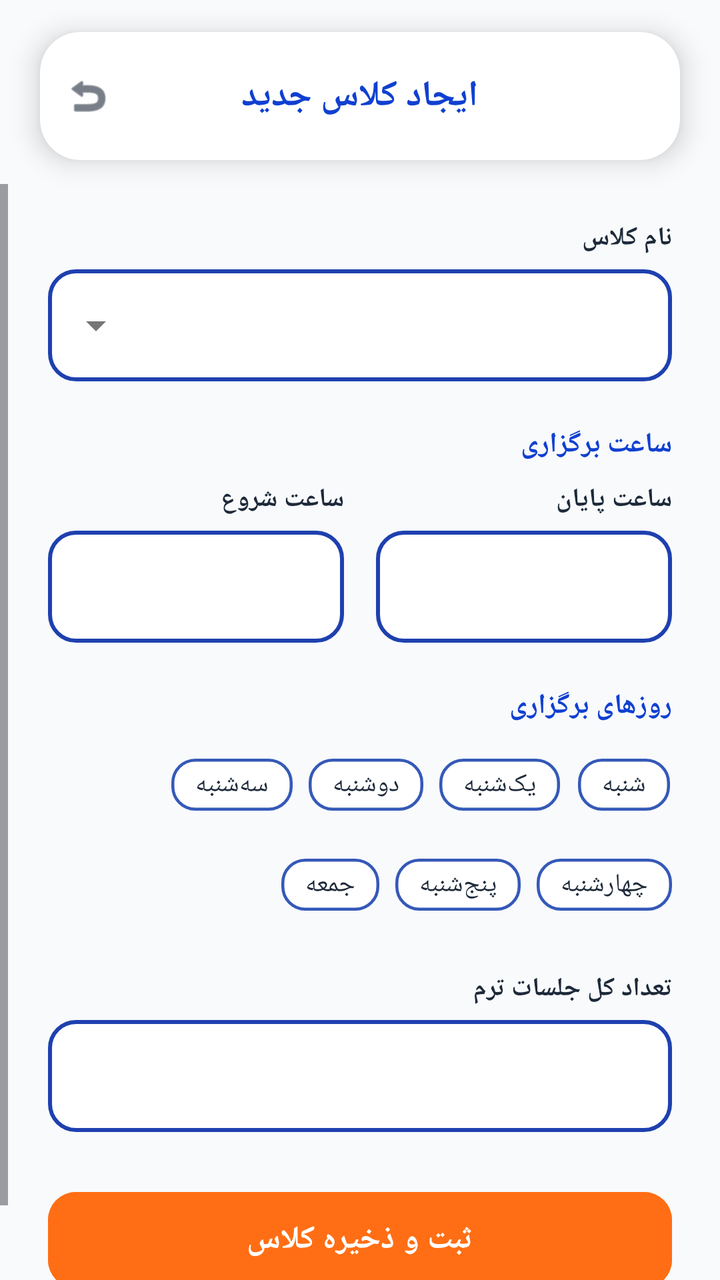
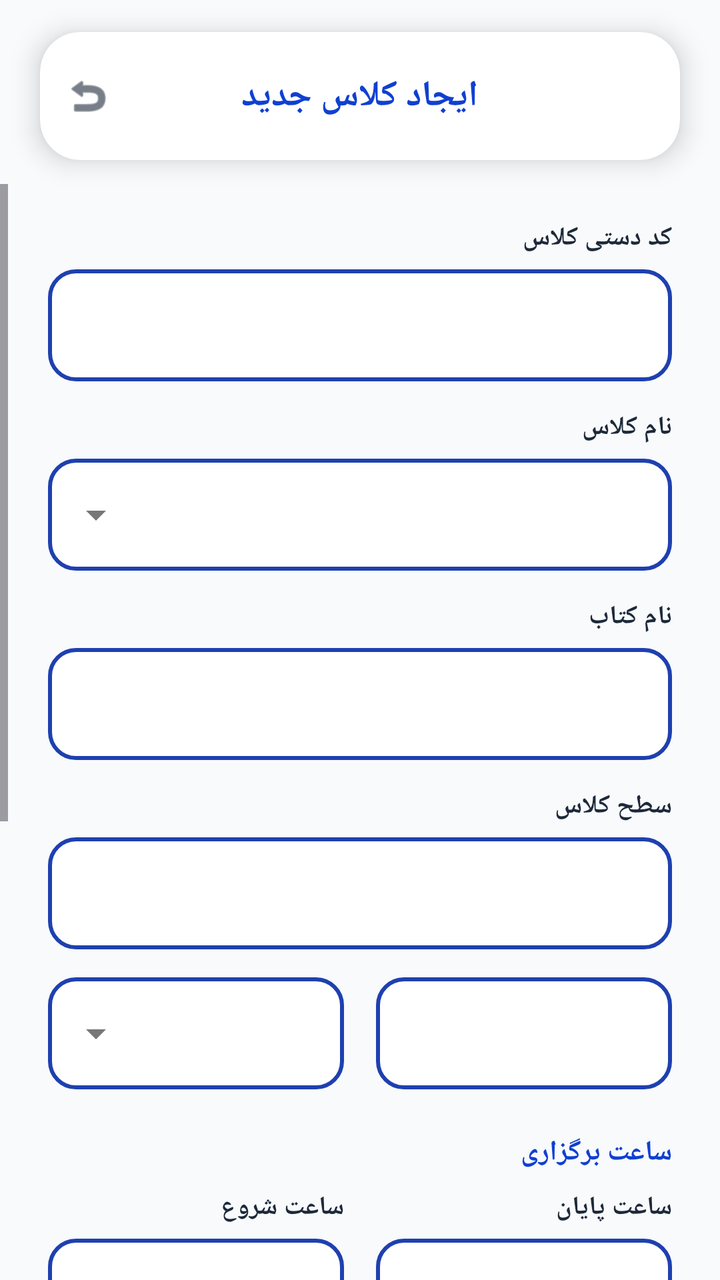

The first picture is an Android layout as it rendered before a commit; the second is the same layout after the commit. The layout source and the unified diff follow.
<!-- AndroidManifest.xml: application theme Theme.BB -->
<!-- res/layout/activity_add_edit_class.xml -->
<?xml version="1.0" encoding="utf-8"?>
<androidx.constraintlayout.widget.ConstraintLayout
    xmlns:android="http://schemas.android.com/apk/res/android"
    xmlns:app="http://schemas.android.com/apk/res-auto"
    android:layout_width="match_parent"
    android:layout_height="match_parent"
    android:background="@drawable/app_global_background"
    android:fitsSystemWindows="true"
    android:layoutDirection="rtl">

    <com.google.android.material.card.MaterialCardView
        android:id="@+id/topBarClassEdit"
        android:layout_width="match_parent"
        android:layout_height="64dp"
        android:layout_marginHorizontal="20dp"
        android:layout_marginTop="16dp"
        app:cardBackgroundColor="@color/card_background"
        app:cardCornerRadius="20dp"
        app:cardElevation="8dp"
        app:layout_constraintEnd_toEndOf="parent"
        app:layout_constraintStart_toStartOf="parent"
        app:layout_constraintTop_toTopOf="parent"
        app:strokeWidth="0dp">

        <RelativeLayout
            android:layout_width="match_parent"
            android:layout_height="match_parent">

            <ImageView
                android:id="@+id/btnClassEditBack"
                android:layout_width="48dp"
                android:layout_height="48dp"
                android:layout_alignParentLeft="true"
                android:layout_centerVertical="true"
                android:background="?android:attr/selectableItemBackgroundBorderless"
                android:clickable="true"
                android:focusable="true"
                android:padding="12dp"
                android:src="@android:drawable/ic_menu_revert"
                app:tint="@color/main_text" />

            <TextView
                android:id="@+id/tvClassEditTitle"
                android:layout_width="wrap_content"
                android:layout_height="wrap_content"
                android:layout_centerInParent="true"
                android:text="ایجاد کلاس جدید"
                android:textColor="@color/title_blue"
                android:textSize="18sp"
                android:textStyle="bold" />
        </RelativeLayout>
    </com.google.android.material.card.MaterialCardView>

    <ScrollView
        android:layout_width="match_parent"
        android:layout_height="0dp"
        android:layout_marginTop="12dp"
        android:fillViewport="true"
        app:layout_constraintBottom_toBottomOf="parent"
        app:layout_constraintTop_toBottomOf="@id/topBarClassEdit">

        <LinearLayout
            android:layout_width="match_parent"
            android:layout_height="wrap_content"
            android:orientation="vertical"
            android:paddingHorizontal="24dp"
            android:paddingTop="4dp"
            android:paddingBottom="32dp">

            <TextView
                style="@style/ClassFormLabel"
                android:text="نام کلاس" />

            <com.google.android.material.textfield.TextInputLayout
                style="@style/ClassFormOutlinedBox.ExposedDropdown"
                android:layout_width="match_parent"
                android:layout_height="wrap_content">

                <com.google.android.material.textfield.MaterialAutoCompleteTextView
                    android:id="@+id/spinnerClassName"
                    android:layout_width="match_parent"
                    android:layout_height="56dp"
                    android:gravity="center_vertical"
                    android:inputType="none"
                    android:paddingStart="16dp"
                    android:paddingEnd="16dp"
                    android:textColor="@color/main_text"
                    android:textDirection="firstStrong" />
            </com.google.android.material.textfield.TextInputLayout>

            <TextView
                style="@style/ClassFormSectionTitle"
                android:text="ساعت برگزاری" />

            <LinearLayout
                android:layout_width="match_parent"
                android:layout_height="wrap_content"
                android:layoutDirection="ltr"
                android:orientation="horizontal"
                android:weightSum="2">

                <LinearLayout
                    android:layout_width="0dp"
                    android:layout_height="wrap_content"
                    android:layout_marginEnd="8dp"
                    android:layout_weight="1"
                    android:orientation="vertical">

                    <TextView
                        style="@style/ClassFormLabel"
                        android:layout_marginTop="0dp"
                        android:text="ساعت شروع" />

                    <com.google.android.material.textfield.TextInputLayout
                        style="@style/ClassFormOutlinedBox"
                        android:layout_width="match_parent"
                        android:layout_height="wrap_content">

                        <com.google.android.material.textfield.TextInputEditText
                            android:id="@+id/etStartTime"
                            android:layout_width="match_parent"
                            android:layout_height="56dp"
                            android:digits="0123456789۰۱۲۳۴۵۶۷۸۹٠١٢٣٤٥٦٧٨٩:"
                            android:gravity="center"
                            android:imeOptions="actionNext"
                            android:inputType="number"
                            android:maxLength="5"
                            android:singleLine="true"
                            android:textColor="@color/main_text"
                            android:textDirection="ltr"
                            android:textSize="16sp"
                            android:textStyle="bold" />
                    </com.google.android.material.textfield.TextInputLayout>
                </LinearLayout>

                <LinearLayout
                    android:layout_width="0dp"
                    android:layout_height="wrap_content"
                    android:layout_marginStart="8dp"
                    android:layout_weight="1"
                    android:orientation="vertical">

                    <TextView
                        style="@style/ClassFormLabel"
                        android:layout_marginTop="0dp"
                        android:text="ساعت پایان" />

                    <com.google.android.material.textfield.TextInputLayout
                        style="@style/ClassFormOutlinedBox"
                        android:layout_width="match_parent"
                        android:layout_height="wrap_content">

                        <com.google.android.material.textfield.TextInputEditText
                            android:id="@+id/etEndTime"
                            android:layout_width="match_parent"
                            android:layout_height="56dp"
                            android:digits="0123456789۰۱۲۳۴۵۶۷۸۹٠١٢٣٤٥٦٧٨٩:"
                            android:gravity="center"
                            android:imeOptions="actionNext"
                            android:inputType="number"
                            android:maxLength="5"
                            android:singleLine="true"
                            android:textColor="@color/main_text"
                            android:textDirection="ltr"
                            android:textSize="16sp"
                            android:textStyle="bold" />
                    </com.google.android.material.textfield.TextInputLayout>
                </LinearLayout>
            </LinearLayout>

            <TextView
                style="@style/ClassFormSectionTitle"
                android:text="روزهای برگزاری" />

            <com.google.android.material.chip.ChipGroup
                android:id="@+id/chipGroupDays"
                android:layout_width="match_parent"
                android:layout_height="wrap_content"
                android:layout_marginBottom="4dp"
                app:chipSpacingHorizontal="8dp"
                app:chipSpacingVertical="8dp"
                app:selectionRequired="false"
                app:singleLine="false"
                app:singleSelection="false">

                <com.google.android.material.chip.Chip android:id="@+id/chipSat" style="@style/ClassDayChip" android:text="شنبه" />
                <com.google.android.material.chip.Chip android:id="@+id/chipSun" style="@style/ClassDayChip" android:text="یک‌شنبه" />
                <com.google.android.material.chip.Chip android:id="@+id/chipMon" style="@style/ClassDayChip" android:text="دوشنبه" />
                <com.google.android.material.chip.Chip android:id="@+id/chipTue" style="@style/ClassDayChip" android:text="سه‌شنبه" />
                <com.google.android.material.chip.Chip android:id="@+id/chipWed" style="@style/ClassDayChip" android:text="چهارشنبه" />
                <com.google.android.material.chip.Chip android:id="@+id/chipThu" style="@style/ClassDayChip" android:text="پنج‌شنبه" />
                <com.google.android.material.chip.Chip android:id="@+id/chipFri" style="@style/ClassDayChip" android:text="جمعه" />
            </com.google.android.material.chip.ChipGroup>

            <TextView
                style="@style/ClassFormLabel"
                android:layout_marginTop="18dp"
                android:text="تعداد کل جلسات ترم" />

            <com.google.android.material.textfield.TextInputLayout
                style="@style/ClassFormOutlinedBox"
                android:layout_width="match_parent"
                android:layout_height="wrap_content"
                android:layout_marginBottom="26dp">

                <com.google.android.material.textfield.TextInputEditText
                    android:id="@+id/etSessionCount"
                    android:layout_width="match_parent"
                    android:layout_height="56dp"
                    android:gravity="center_vertical"
                    android:imeOptions="actionDone"
                    android:inputType="number"
                    android:maxLength="3"
                    android:paddingStart="16dp"
                    android:paddingEnd="16dp"
                    android:textColor="@color/main_text"
                    android:textSize="16sp"
                    android:textStyle="bold" />
            </com.google.android.material.textfield.TextInputLayout>

            <FrameLayout
                android:layout_width="match_parent"
                android:layout_height="56dp">

                <Button
                    android:id="@+id/btnSaveClass"
                    android:layout_width="match_parent"
                    android:layout_height="match_parent"
                    android:backgroundTint="@color/brand_orange"
                    android:text="ثبت و ذخیره کلاس"
                    android:textColor="@color/white"
                    android:textSize="16sp"
                    android:textStyle="bold"
                    app:cornerRadius="14dp" />

                <ProgressBar
                    android:id="@+id/progressSavingClass"
                    android:layout_width="28dp"
                    android:layout_height="28dp"
                    android:layout_gravity="center"
                    android:visibility="gone" />
            </FrameLayout>

        </LinearLayout>
    </ScrollView>

</androidx.constraintlayout.widget.ConstraintLayout>
<!-- resources referenced by this layout -->
<resources>
  <color name="brand_orange">#FF6E14</color>
  <color name="card_background">#FFFFFF</color>
  <color name="main_text">#1D2939</color>
  <color name="title_blue">#1040D1</color>
  <color name="white">#FFFFFFFF</color>
  <!-- drawable app_global_background (drawable) -->
  <?xml version="1.0" encoding="utf-8"?>
  <layer-list xmlns:android="http://schemas.android.com/apk/res/android">
      <item>
          <shape android:shape="rectangle">
              <solid android:color="#F8FAFC" />
          </shape>
      </item>
  </layer-list>
  <style name="ClassFormLabel">
          <item name="android:layout_width">match_parent</item>
          <item name="android:layout_height">wrap_content</item>
          <item name="android:layout_marginTop">14dp</item>
          <item name="android:layout_marginBottom">7dp</item>
          <item name="android:gravity">right|center_vertical</item>
          <item name="android:textColor">@color/main_text</item>
          <item name="android:textSize">13sp</item>
          <item name="android:textStyle">bold</item>
      </style>
  <style name="ClassFormOutlinedBox" parent="Widget.MaterialComponents.TextInputLayout.OutlinedBox">
          <item name="boxBackgroundColor">@color/card_background</item>
          <item name="boxCornerRadiusTopStart">14dp</item>
          <item name="boxCornerRadiusTopEnd">14dp</item>
          <item name="boxCornerRadiusBottomStart">14dp</item>
          <item name="boxCornerRadiusBottomEnd">14dp</item>
          <item name="boxStrokeColor">@color/class_field_stroke</item>
          <item name="boxStrokeWidth">2dp</item>
          <item name="boxStrokeWidthFocused">3dp</item>
          <item name="hintEnabled">false</item>
      </style>
  <style name="ClassFormOutlinedBox.ExposedDropdown" parent="Widget.MaterialComponents.TextInputLayout.OutlinedBox.ExposedDropdownMenu">
          <item name="boxBackgroundColor">@color/card_background</item>
          <item name="boxCornerRadiusTopStart">14dp</item>
          <item name="boxCornerRadiusTopEnd">14dp</item>
          <item name="boxCornerRadiusBottomStart">14dp</item>
          <item name="boxCornerRadiusBottomEnd">14dp</item>
          <item name="boxStrokeColor">@color/class_field_stroke</item>
          <item name="boxStrokeWidth">2dp</item>
          <item name="boxStrokeWidthFocused">3dp</item>
          <item name="hintEnabled">false</item>
      </style>
  <style name="ClassFormSectionTitle">
          <item name="android:layout_width">match_parent</item>
          <item name="android:layout_height">wrap_content</item>
          <item name="android:layout_marginTop">22dp</item>
          <item name="android:layout_marginBottom">9dp</item>
          <item name="android:gravity">right|center_vertical</item>
          <item name="android:textColor">@color/title_blue</item>
          <item name="android:textSize">14sp</item>
          <item name="android:textStyle">bold</item>
      </style>
  <style name="Theme.BB" parent="Base.Theme.BB" />
  <style name="Base.Theme.BB" parent="Theme.Material3.DayNight.NoActionBar">
          <item name="android:windowBackground">@drawable/app_global_background</item>
  
          <item name="android:windowTranslucentStatus">false</item>
          <item name="android:windowDrawsSystemBarBackgrounds">true</item>
          <item name="android:statusBarColor">@android:color/transparent</item>
          <item name="android:navigationBarColor">@android:color/transparent</item>
  
          <item name="android:windowLightStatusBar">true</item>
      </style>
  <!-- unchanged entries left out for length: 1 -->
</resources>

<!-- the commit's change to res/layout/activity_add_edit_class.xml (unified diff, before → after) -->
@@ -69,6 +69,31 @@
 
             <TextView
                 style="@style/ClassFormLabel"
+                android:text="کد دستی کلاس" />
+
+            <com.google.android.material.textfield.TextInputLayout
+                style="@style/ClassFormOutlinedBox"
+                android:layout_width="match_parent"
+                android:layout_height="wrap_content"
+                android:hint="مثلاً 1405-SP-A1-01">
+
+                <com.google.android.material.textfield.TextInputEditText
+                    android:id="@+id/etClassCode"
+                    android:layout_width="match_parent"
+                    android:layout_height="56dp"
+                    android:gravity="center_vertical"
+                    android:imeOptions="actionNext"
+                    android:inputType="text"
+                    android:maxLength="50"
+                    android:paddingStart="16dp"
+                    android:paddingEnd="16dp"
+                    android:singleLine="true"
+                    android:textColor="@color/main_text"
+                    android:textDirection="ltr" />
+            </com.google.android.material.textfield.TextInputLayout>
+
+            <TextView
+                style="@style/ClassFormLabel"
                 android:text="نام کلاس" />
 
             <com.google.android.material.textfield.TextInputLayout
@@ -87,6 +112,105 @@
                     android:textColor="@color/main_text"
                     android:textDirection="firstStrong" />
             </com.google.android.material.textfield.TextInputLayout>
+
+            <TextView
+                style="@style/ClassFormLabel"
+                android:layout_marginTop="14dp"
+                android:text="نام کتاب" />
+
+            <com.google.android.material.textfield.TextInputLayout
+                style="@style/ClassFormOutlinedBox"
+                android:layout_width="match_parent"
+                android:layout_height="wrap_content"
+                android:hint="نام کتاب را آزادانه وارد کنید">
+
+                <com.google.android.material.textfield.TextInputEditText
+                    android:id="@+id/etBookName"
+                    android:layout_width="match_parent"
+                    android:layout_height="56dp"
+                    android:ellipsize="end"
+                    android:gravity="center_vertical"
+                    android:imeOptions="actionNext"
+                    android:inputType="textCapSentences"
+                    android:maxLength="150"
+                    android:maxLines="1"
+                    android:paddingStart="16dp"
+                    android:paddingEnd="16dp"
+                    android:textColor="@color/main_text" />
+            </com.google.android.material.textfield.TextInputLayout>
+
+            <TextView
+                style="@style/ClassFormLabel"
+                android:layout_marginTop="14dp"
+                android:text="سطح کلاس" />
+
+            <com.google.android.material.textfield.TextInputLayout
+                style="@style/ClassFormOutlinedBox"
+                android:layout_width="match_parent"
+                android:layout_height="wrap_content"
+                android:hint="مثلاً Beginner 1">
+
+                <com.google.android.material.textfield.TextInputEditText
+                    android:id="@+id/etClassLevel"
+                    android:layout_width="match_parent"
+                    android:layout_height="56dp"
+                    android:ellipsize="end"
+                    android:gravity="center_vertical"
+                    android:imeOptions="actionNext"
+                    android:inputType="textCapWords"
+                    android:maxLength="100"
+                    android:maxLines="1"
+                    android:paddingStart="16dp"
+                    android:paddingEnd="16dp"
+                    android:textColor="@color/main_text" />
+            </com.google.android.material.textfield.TextInputLayout>
+
+            <LinearLayout
+                android:layout_width="match_parent"
+                android:layout_height="wrap_content"
+                android:layout_marginTop="14dp"
+                android:orientation="horizontal"
+                android:weightSum="2">
+
+                <com.google.android.material.textfield.TextInputLayout
+                    style="@style/ClassFormOutlinedBox"
+                    android:layout_width="0dp"
+                    android:layout_height="wrap_content"
+                    android:layout_marginEnd="8dp"
+                    android:layout_weight="1"
+                    android:hint="سال ترم">
+
+                    <com.google.android.material.textfield.TextInputEditText
+                        android:id="@+id/etTermYear"
+                        android:layout_width="match_parent"
+                        android:layout_height="56dp"
+                        android:digits="0123456789۰۱۲۳۴۵۶۷۸۹"
+                        android:gravity="center"
+                        android:inputType="number"
+                        android:maxLength="4"
+                        android:singleLine="true"
+                        android:textColor="@color/main_text" />
+                </com.google.android.material.textfield.TextInputLayout>
+
+                <com.google.android.material.textfield.TextInputLayout
+                    style="@style/ClassFormOutlinedBox.ExposedDropdown"
+                    android:layout_width="0dp"
+                    android:layout_height="wrap_content"
+                    android:layout_marginStart="8dp"
+                    android:layout_weight="1"
+                    android:hint="فصل ترم">
+
+                    <com.google.android.material.textfield.MaterialAutoCompleteTextView
+                        android:id="@+id/spinnerTermSeason"
+                        android:layout_width="match_parent"
+                        android:layout_height="56dp"
+                        android:gravity="center_vertical"
+                        android:inputType="none"
+                        android:paddingStart="16dp"
+                        android:paddingEnd="16dp"
+                        android:textColor="@color/main_text" />
+                </com.google.android.material.textfield.TextInputLayout>
+            </LinearLayout>
 
             <TextView
                 style="@style/ClassFormSectionTitle"
